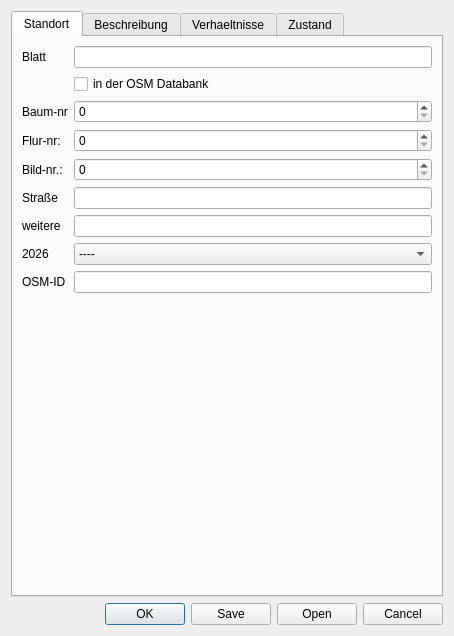
hubertqtraf/QtOSMTraffic, file UI/treedialog.ui: the form before one commit.
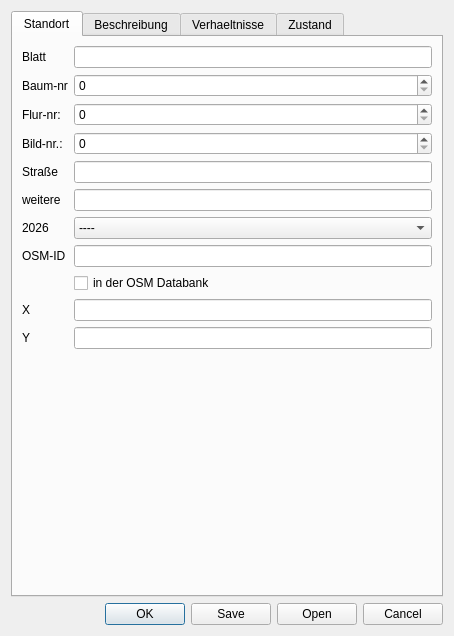
The form after the commit.

Commit message: add coordinates to the tree dialog

```diff
--- a/UI/treedialog.ui
+++ b/UI/treedialog.ui
@@ -40,7 +40,14 @@
        <item row="0" column="3">
         <widget class="QLineEdit" name="map"/>
        </item>
-       <item row="10" column="1">
+       <item row="12" column="1">
+        <widget class="QLabel" name="label_26">
+         <property name="text">
+          <string>X</string>
+         </property>
+        </widget>
+       </item>
+       <item row="14" column="1">
         <spacer name="verticalSpacer_3">
          <property name="orientation">
           <enum>Qt::Orientation::Vertical</enum>
@@ -53,7 +60,7 @@
          </property>
         </spacer>
        </item>
-       <item row="9" column="3">
+       <item row="10" column="3">
         <widget class="QLineEdit" name="OSM_ID">
          <property name="readOnly">
           <bool>true</bool>
@@ -91,7 +98,7 @@
        <item row="5" column="3">
         <widget class="QLineEdit" name="road"/>
        </item>
-       <item row="8" column="3">
+       <item row="9" column="3">
         <widget class="QComboBox" name="act">
          <item>
           <property name="text">
@@ -115,7 +122,7 @@
          </item>
         </widget>
        </item>
-       <item row="9" column="1">
+       <item row="10" column="1">
         <widget class="QLabel" name="label_25">
          <property name="text">
           <string>OSM-ID</string>
@@ -136,6 +143,13 @@
          </property>
         </widget>
        </item>
+       <item row="11" column="3">
+        <widget class="QCheckBox" name="inOSM">
+         <property name="text">
+          <string>in der OSM Databank</string>
+         </property>
+        </widget>
+       </item>
        <item row="3" column="3">
         <widget class="QSpinBox" name="flurNr"/>
        </item>
@@ -145,17 +159,31 @@
        <item row="2" column="3">
         <widget class="QSpinBox" name="treeNr"/>
        </item>
-       <item row="8" column="1">
+       <item row="9" column="1">
         <widget class="QLabel" name="label_24">
          <property name="text">
           <string>2026</string>
          </property>
         </widget>
        </item>
-       <item row="1" column="3">
-        <widget class="QCheckBox" name="inOSM">
+       <item row="13" column="1">
+        <widget class="QLabel" name="label_27">
          <property name="text">
-          <string>in der OSM Databank</string>
+          <string>Y</string>
+         </property>
+        </widget>
+       </item>
+       <item row="12" column="3">
+        <widget class="QLineEdit" name="CoorX">
+         <property name="readOnly">
+          <bool>true</bool>
+         </property>
+        </widget>
+       </item>
+       <item row="13" column="3">
+        <widget class="QLineEdit" name="CoorY">
+         <property name="readOnly">
+          <bool>true</bool>
          </property>
         </widget>
        </item>
```
The commit also changes 4 other files.
